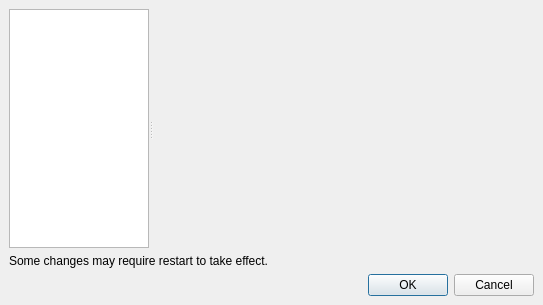
LubosD/fatrat, file SettingsDlg.ui: the form before one commit.
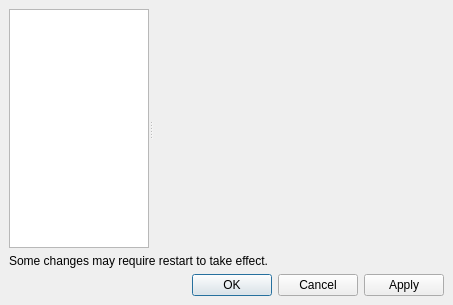
The form after the commit.

```diff
--- a/SettingsDlg.ui
+++ b/SettingsDlg.ui
@@ -5,7 +5,7 @@
    <rect>
     <x>0</x>
     <y>0</y>
-    <width>543</width>
+    <width>453</width>
     <height>305</height>
    </rect>
   </property>
@@ -50,7 +50,7 @@
       <enum>Qt::Horizontal</enum>
      </property>
      <property name="standardButtons" >
-      <set>QDialogButtonBox::Cancel|QDialogButtonBox::NoButton|QDialogButtonBox::Ok</set>
+      <set>QDialogButtonBox::Apply|QDialogButtonBox::Cancel|QDialogButtonBox::NoButton|QDialogButtonBox::Ok</set>
      </property>
     </widget>
    </item>
@@ -89,7 +89,6 @@
         <verstretch>0</verstretch>
        </sizepolicy>
       </property>
-      <widget class="QWidget" name="page" />
       <widget class="QWidget" name="page_2" />
      </widget>
     </widget>
```
Left out of the diff: 4 changed lines with no effect on the pictures.
